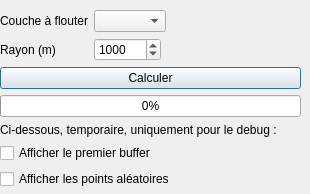
Above: ui_blurring.ui from Gustry/Blurring before the change. Below: the same form after it.
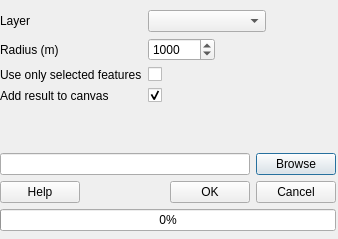
That is the form after the change.

Diff of the .ui file:
```diff
--- a/ui_blurring.ui
+++ b/ui_blurring.ui
@@ -6,8 +6,8 @@
    <rect>
     <x>0</x>
     <y>0</y>
-    <width>310</width>
-    <height>194</height>
+    <width>338</width>
+    <height>239</height>
    </rect>
   </property>
   <property name="windowTitle">
@@ -18,8 +18,8 @@
     <rect>
      <x>0</x>
      <y>10</y>
-     <width>301</width>
-     <height>179</height>
+     <width>336</width>
+     <height>221</height>
     </rect>
    </property>
    <layout class="QVBoxLayout" name="verticalLayout">
@@ -31,24 +31,46 @@
       <item row="0" column="0">
        <widget class="QLabel" name="label">
         <property name="text">
-         <string>Couche à flouter</string>
+         <string>Layer</string>
         </property>
        </widget>
       </item>
       <item row="0" column="1">
-       <widget class="QComboBox" name="comboBox_blurredLayer"/>
+       <widget class="QComboBox" name="comboBox_blurredLayer">
+        <property name="toolTip">
+         <string>Layer which will be blurred</string>
+        </property>
+        <property name="statusTip">
+         <string/>
+        </property>
+        <property name="whatsThis">
+         <string/>
+        </property>
+        <property name="accessibleName">
+         <string/>
+        </property>
+        <property name="accessibleDescription">
+         <string/>
+        </property>
+        <property name="sizeAdjustPolicy">
+         <enum>QComboBox::AdjustToMinimumContentsLength</enum>
+        </property>
+        <property name="minimumContentsLength">
+         <number>11</number>
+        </property>
+       </widget>
       </item>
       <item row="1" column="0">
        <widget class="QLabel" name="label_2">
         <property name="text">
-         <string>Rayon (m)</string>
+         <string>Radius (m)</string>
         </property>
        </widget>
       </item>
       <item row="1" column="1">
        <widget class="QSpinBox" name="spinBox_radius">
         <property name="minimum">
-         <number>50</number>
+         <number>1</number>
         </property>
         <property name="maximum">
          <number>999999999</number>
@@ -61,40 +83,98 @@
         </property>
        </widget>
       </item>
+      <item row="2" column="1">
+       <widget class="QCheckBox" name="checkBox_selectedFeatures">
+        <property name="text">
+         <string/>
+        </property>
+       </widget>
+      </item>
+      <item row="2" column="0">
+       <widget class="QLabel" name="label_4">
+        <property name="text">
+         <string>Use only selected features</string>
+        </property>
+       </widget>
+      </item>
+      <item row="3" column="0">
+       <widget class="QLabel" name="label_3">
+        <property name="text">
+         <string>Add result to canvas</string>
+        </property>
+       </widget>
+      </item>
+      <item row="3" column="1">
+       <widget class="QCheckBox" name="checkBox_addToMap">
+        <property name="text">
+         <string/>
+        </property>
+        <property name="checked">
+         <bool>true</bool>
+        </property>
+       </widget>
+      </item>
      </layout>
     </item>
     <item>
-     <widget class="QPushButton" name="pushButton_calculation">
-      <property name="text">
-       <string>Calculer</string>
-      </property>
-     </widget>
+     <layout class="QHBoxLayout" name="horizontalLayout">
+      <item>
+       <widget class="QLineEdit" name="lineEdit_outputFile"/>
+      </item>
+      <item>
+       <widget class="QPushButton" name="pushButton_browseFolder">
+        <property name="text">
+         <string>Browse</string>
+        </property>
+       </widget>
+      </item>
+     </layout>
+    </item>
+    <item>
+     <layout class="QHBoxLayout" name="horizontalLayout_2">
+      <item>
+       <widget class="QPushButton" name="pushButton_help">
+        <property name="text">
+         <string>Help</string>
+        </property>
+       </widget>
+      </item>
+      <item>
+       <spacer name="horizontalSpacer">
+        <property name="orientation">
+         <enum>Qt::Horizontal</enum>
+        </property>
+        <property name="sizeHint" stdset="0">
+         <size>
+          <width>22</width>
+          <height>20</height>
+         </size>
+        </property>
+       </spacer>
+      </item>
+      <item>
+       <widget class="QPushButton" name="pushButton_ok">
+        <property name="text">
+         <string>OK</string>
+        </property>
+       </widget>
+      </item>
+      <item>
+       <widget class="QPushButton" name="pushButton_cancel">
+        <property name="text">
+         <string>Cancel</string>
+        </property>
+       </widget>
+      </item>
+     </layout>
     </item>
     <item>
      <widget class="QProgressBar" name="progressBar_progression">
       <property name="value">
        <number>0</number>
       </property>
-     </widget>
-    </item>
-    <item>
-     <widget class="QLabel" name="label_3">
-      <property name="text">
-       <string>Ci-dessous, temporaire, uniquement pour le debug :</string>
-      </property>
-     </widget>
-    </item>
-    <item>
-     <widget class="QCheckBox" name="checkBox_premierBuffer">
-      <property name="text">
-       <string>Afficher le premier buffer</string>
-      </property>
-     </widget>
-    </item>
-    <item>
-     <widget class="QCheckBox" name="checkBox_pointAlea">
-      <property name="text">
-       <string>Afficher les points aléatoires</string>
+      <property name="orientation">
+       <enum>Qt::Horizontal</enum>
       </property>
      </widget>
     </item>
```
Left out of the diff: 12 changed lines with no effect on the pictures.
